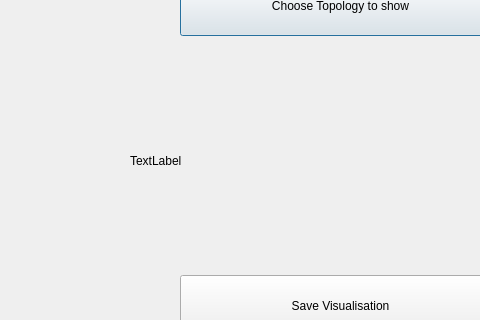
The window that ImplementationPhase/View/ViewModule/ui/topology.ui (JohannesHaering/PSE) describes before a commit, drawn with Qt 5; both pictures show x 0 to 480 and y 85 to 405 of the 757 by 528 pixel window.
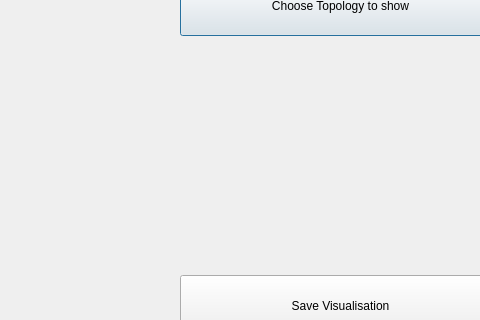
The same window after the commit.

Patch:
```diff
--- a/ImplementationPhase/View/ViewModule/ui/topology.ui
+++ b/ImplementationPhase/View/ViewModule/ui/topology.ui
@@ -49,7 +49,7 @@
     </rect>
    </property>
    <property name="text">
-    <string>TextLabel</string>
+    <string/>
    </property>
   </widget>
  </widget>
```
